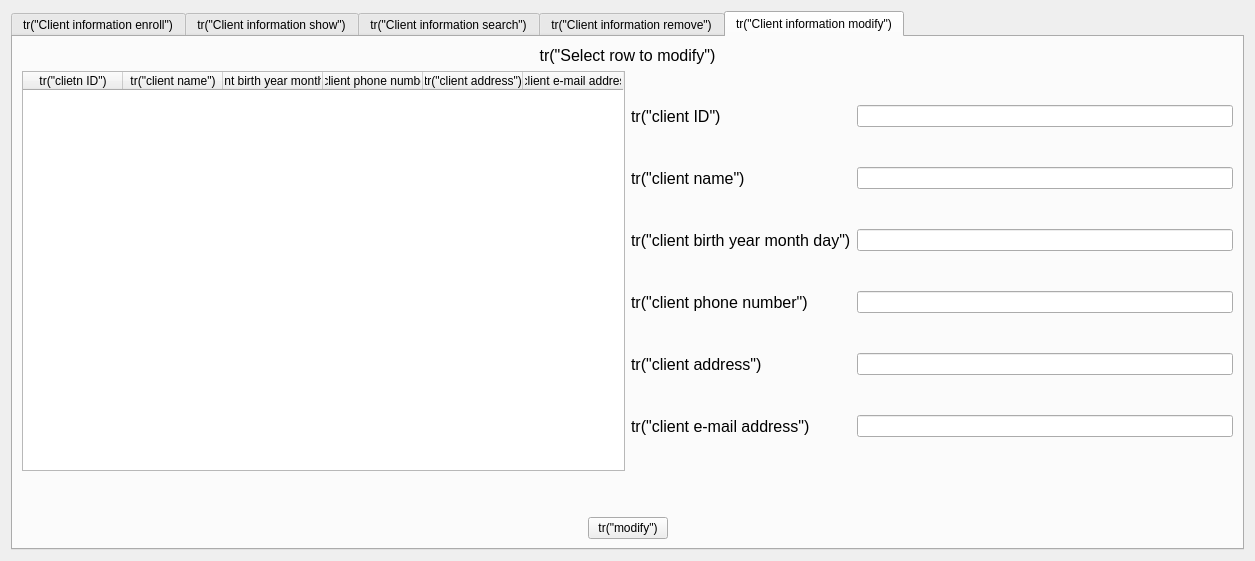
Qt form CSApp/clienthandlerform.ui (ToSaveData/qt_home) before a commit.
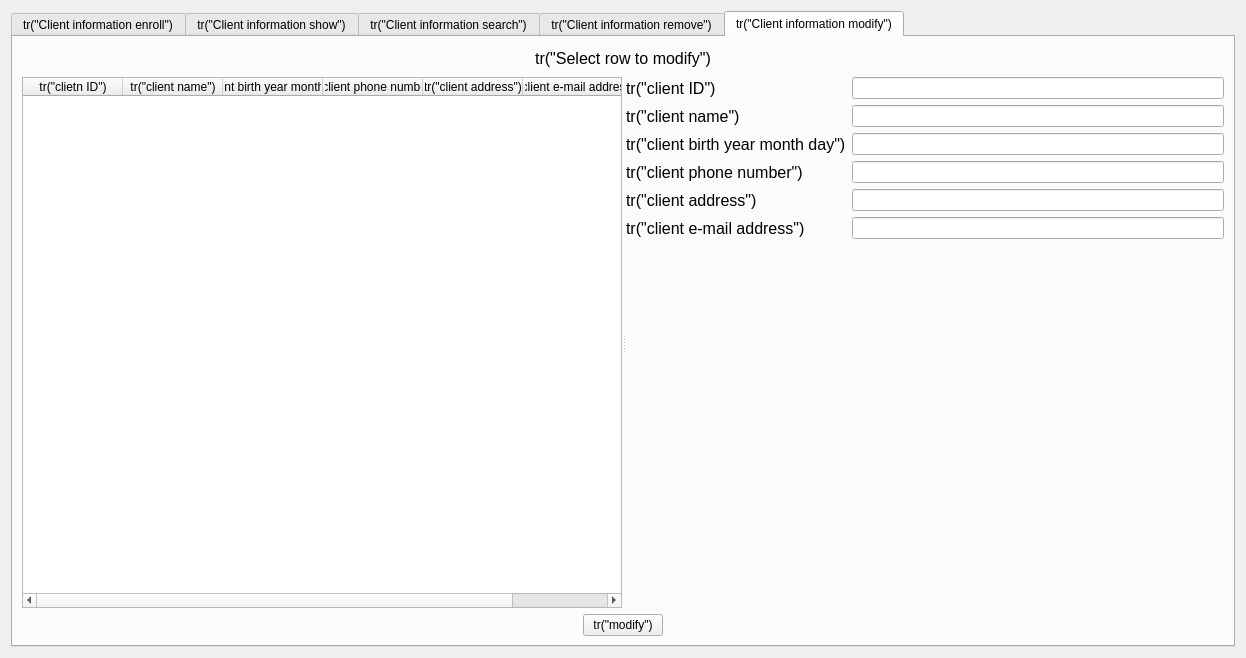
The same form after that commit. The open tabs and pages were chosen to show the change.

Diff of the .ui file:
```diff
--- a/CSApp/clienthandlerform.ui
+++ b/CSApp/clienthandlerform.ui
@@ -6,8 +6,8 @@
    <rect>
     <x>0</x>
     <y>0</y>
-    <width>1255</width>
-    <height>561</height>
+    <width>1246</width>
+    <height>658</height>
    </rect>
   </property>
   <property name="minimumSize">
@@ -506,11 +506,17 @@
       <attribute name="title">
        <string>tr(&quot;Client information modify&quot;)</string>
       </attribute>
+      <layout class="QVBoxLayout" name="verticalLayout_4">
+       <item>
       <layout class="QVBoxLayout" name="verticalLayout_2">
        <item>
-        <layout class="QVBoxLayout" name="verticalLayout">
-         <item>
           <widget class="QLabel" name="infoLabel5">
+           <property name="maximumSize">
+            <size>
+             <width>16777215</width>
+             <height>25</height>
+            </size>
+           </property>
            <property name="font">
             <font>
              <pointsize>12</pointsize>
@@ -525,15 +531,20 @@
           </widget>
          </item>
          <item>
-          <layout class="QHBoxLayout" name="horizontalLayout">
-           <item>
+          <widget class="QSplitter" name="splitter">
+           <property name="orientation">
+            <enum>Qt::Horizontal</enum>
+           </property>
             <widget class="QTableWidget" name="tableWidget5">
              <property name="minimumSize">
               <size>
-               <width>0</width>
-               <height>400</height>
-              </size>
-             </property>
+              <width>600</width>
+              <height>470</height>
+             </size>
+            </property>
+            <property name="editTriggers">
+             <set>QAbstractItemView::NoEditTriggers</set>
+            </property>
              <column>
               <property name="text">
                <string>tr(&quot;clietn ID&quot;)</string>
@@ -565,7 +576,8 @@
               </property>
              </column>
             </widget>
-           </item>
+           <widget class="QWidget" name="">
+            <layout class="QVBoxLayout" name="verticalLayout">
            <item>
             <layout class="QGridLayout" name="gridLayout">
              <item row="0" column="0">
@@ -668,8 +680,6 @@
              </item>
             </layout>
            </item>
-          </layout>
-         </item>
          <item>
           <spacer name="verticalSpacer">
            <property name="orientation">
@@ -682,6 +692,10 @@
             </size>
            </property>
           </spacer>
+             </item>
+            </layout>
+           </widget>
+          </widget>
          </item>
          <item>
           <layout class="QHBoxLayout" name="horizontalLayout_18">
```
Left out of the diff: 42 changed lines with no effect on the pictures. Lines whose indentation alone changed are shown as unchanged.
